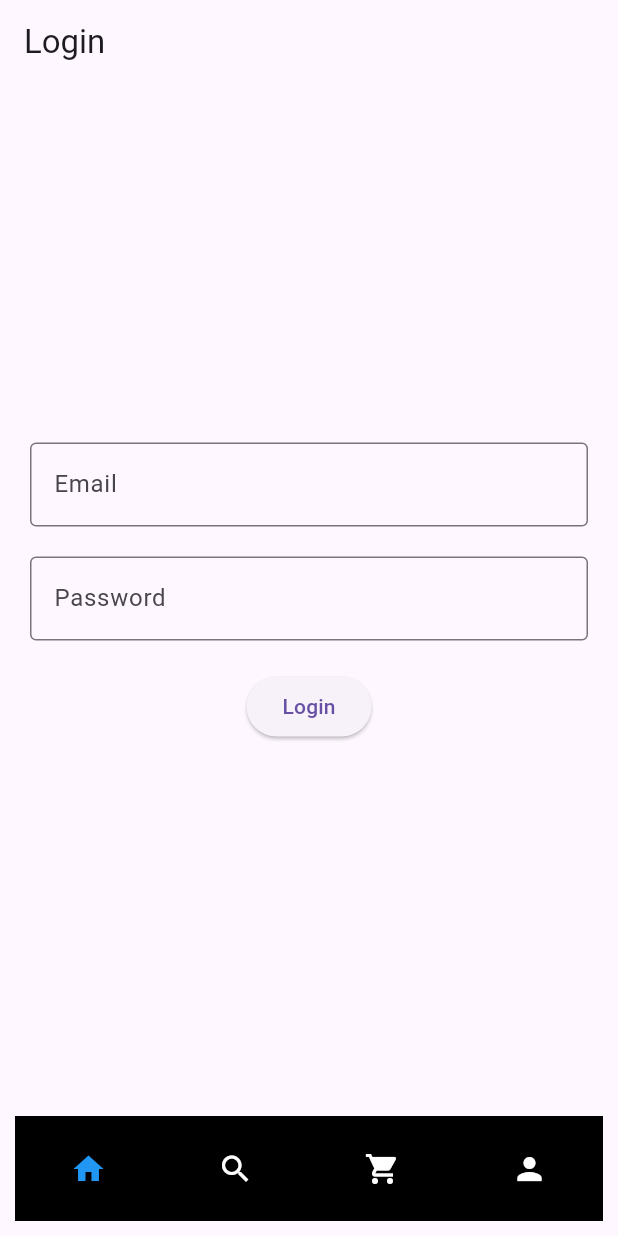
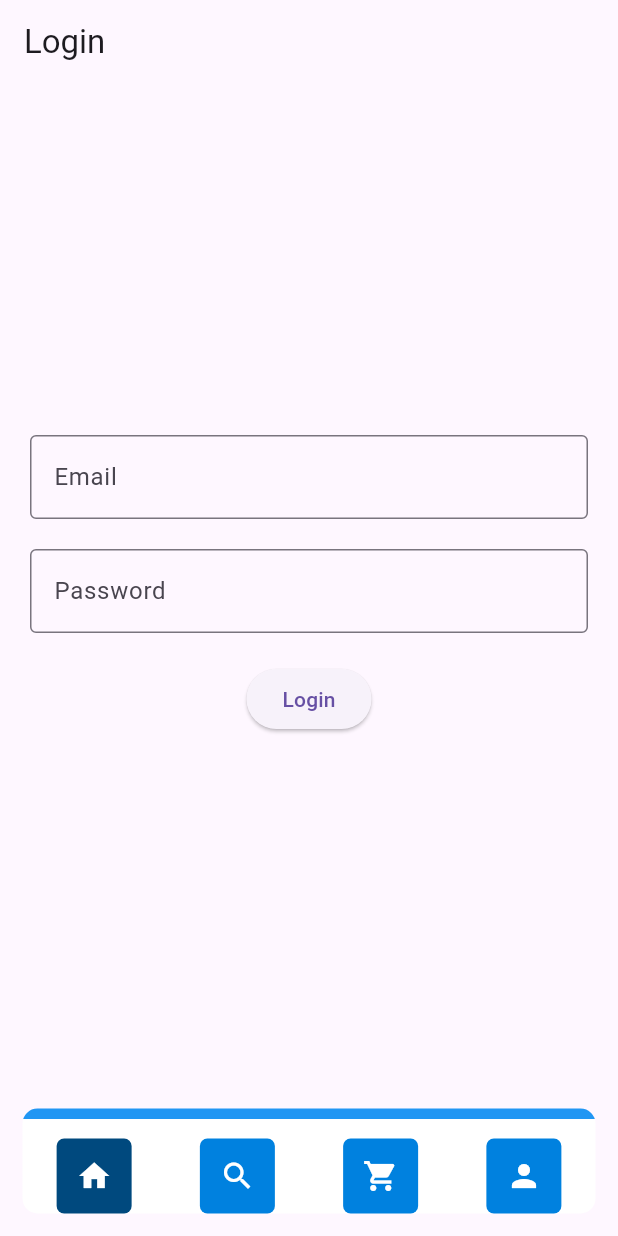
Before and after one commit to PedroPereiraGuimaraes/tcc-hospital-indoor-tracking, a Flutter app: the screen it shows after launch, after a tap on the "search" icon, on a phone screen of 412 x 824 dp. Run offline on Flutter 3.47's test engine with Material 3 defaults, Android fonts, the phone set to English and light mode, and no system bars; our stand-ins replace animated_splash_screen, lottie.

Commit message:
build: added navbar

```diff
--- a/front_end/lib/views/widgets/Navbar.dart
+++ b/front_end/lib/views/widgets/Navbar.dart
@@ -77,52 +77,49 @@ class _NavBarState extends State<NavBar> {
   Widget build(BuildContext context) {
     return Container(
       alignment: Alignment.center,
-      margin: EdgeInsets.all(10),
+      margin: EdgeInsets.all(15),
+      padding: EdgeInsets.only(top: 20),
       decoration: BoxDecoration(
-        color: Colors.black,
+        gradient: LinearGradient(
+          begin: Alignment.topCenter,
+          end: Alignment.bottomCenter,
+          colors: [Colors.blue, Colors.blue, Colors.white, Colors.white],
+          stops: [0.1, 0.1, 0.1, 1.0],
+        ),
+        borderRadius: BorderRadius.circular(10),
       ),
       height: 70,
       child: Row(
         mainAxisAlignment: MainAxisAlignment.spaceAround,
         children: [
-          IconButton(
-            icon: Icon(
-              Icons.home,
-              color: _currentIndex == 0 ? Colors.blue : Colors.white,
-            ),
-            onPressed: () {
-              _navigateToPage(0);
-            },
-          ),
-          IconButton(
-            icon: Icon(
-              Icons.search,
-              color: _currentIndex == 1 ? Colors.blue : Colors.white,
-            ),
-            onPressed: () {
-              _navigateToPage(0);
-            },
-          ),
-          IconButton(
-            icon: Icon(
-              Icons.shopping_cart,
-              color: _currentIndex == 2 ? Colors.blue : Colors.white,
-            ),
-            onPressed: () {
-              _navigateToPage(0);
-            },
-          ),
-          IconButton(
-            icon: Icon(
-              Icons.person,
-              color: _currentIndex == 3 ? Colors.blue : Colors.white,
-            ),
-            onPressed: () {
-              _navigateToPage(0);
-            },
-          ),
+          _buildIconButton(Icons.home, 0),
+          _buildIconButton(Icons.search, 1),
+          _buildIconButton(Icons.shopping_cart, 2),
+          _buildIconButton(Icons.person, 3),
         ],
       ),
     );
   }
+
+  Widget _buildIconButton(IconData icon, int index) {
+    return GestureDetector(
+      onTap: () {
+        _navigateToPage(index);
+      },
+      child: Container(
+        width: 50,
+        height: 50,
+        decoration: BoxDecoration(
+          color: _currentIndex == index
+              ? const Color.fromARGB(255, 0, 73, 126)
+              : const Color.fromARGB(255, 0, 129, 223),
+          borderRadius: BorderRadius.circular(5),
+        ),
+        child: Icon(
+          icon,
+          color: Colors.white,
+        ),
+      ),
+    );
+  }
 }
```
